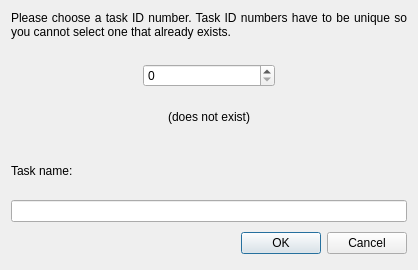
Above: Charm/TaskIdDialog.ui from KDAB/Charm before the change. Below: the same form after it.
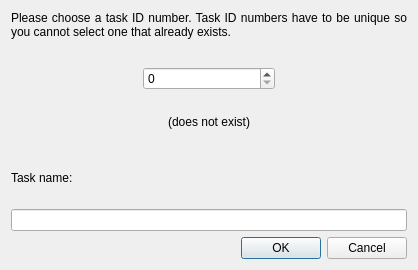
That is the form after the change.

Commit message:
Create Task dialog: fix button order
Use dialog button box to get the correct Ok/Cancel order
depending on the platform.

Patch:
```diff
--- a/Charm/TaskIdDialog.ui
+++ b/Charm/TaskIdDialog.ui
@@ -94,35 +94,11 @@
     <widget class="QLineEdit" name="taskName"/>
    </item>
    <item>
-    <layout class="QHBoxLayout">
-     <item>
-      <spacer>
-       <property name="orientation">
-        <enum>Qt::Horizontal</enum>
-       </property>
-       <property name="sizeHint" stdset="0">
-        <size>
-         <width>131</width>
-         <height>31</height>
-        </size>
-       </property>
-      </spacer>
-     </item>
-     <item>
-      <widget class="QPushButton" name="okButton">
-       <property name="text">
-        <string>OK</string>
-       </property>
-      </widget>
-     </item>
-     <item>
-      <widget class="QPushButton" name="cancelButton">
-       <property name="text">
-        <string>Cancel</string>
-       </property>
-      </widget>
-     </item>
-    </layout>
+    <widget class="QDialogButtonBox" name="buttonBox">
+     <property name="standardButtons">
+      <set>QDialogButtonBox::Cancel|QDialogButtonBox::Ok</set>
+     </property>
+    </widget>
    </item>
   </layout>
   <zorder>labelExists</zorder>
```
Left out of the diff: 36 changed lines with no effect on the pictures. The commit also changes 1 other file.
